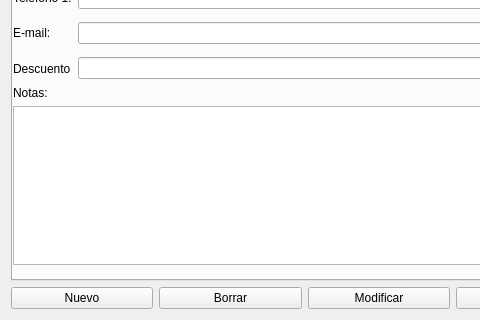
First picture: the form in clientes.ui, repository Ladis72/tienda, before the edit; both pictures show x 0 to 480 and y 231 to 551 of the 1055 by 551 pixel window.
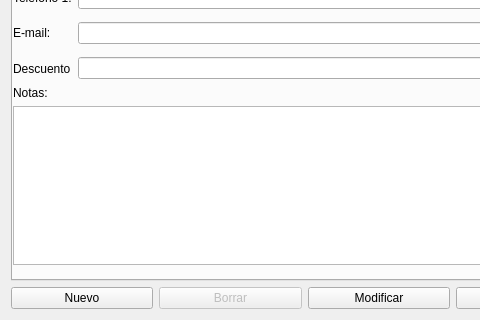
Second picture: the form after the edit.

Diff of the .ui file:
```diff
--- a/clientes.ui
+++ b/clientes.ui
@@ -382,6 +382,9 @@
      </item>
      <item>
       <widget class="QPushButton" name="pushButtonBorrar">
+       <property name="enabled">
+        <bool>false</bool>
+       </property>
        <property name="text">
         <string>Borrar</string>
        </property>
```
